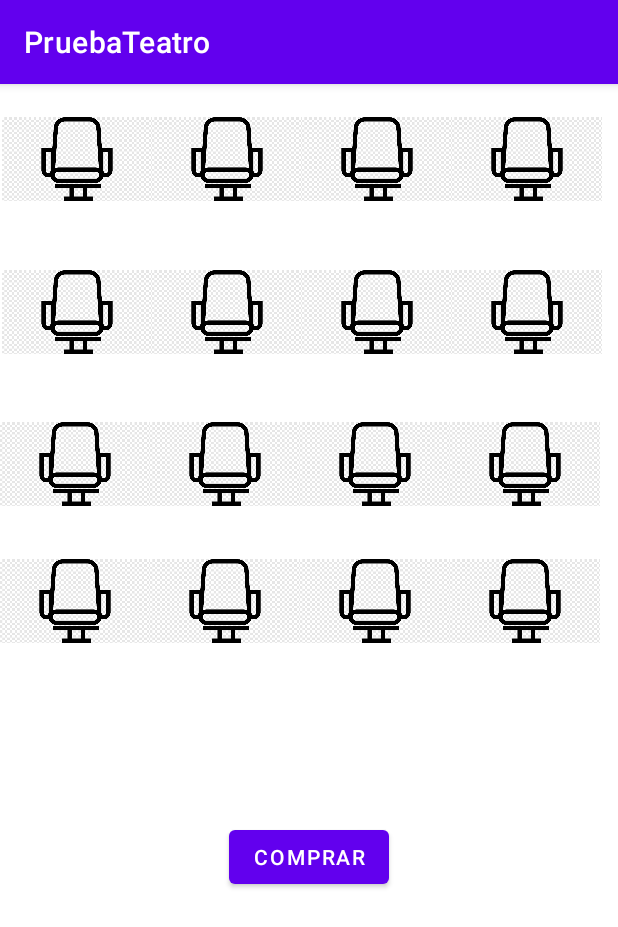
After one commit to joselewis/ProyectoKotlin, an Android app: the Butacas screen opened directly, with no data from a screen before it, on a phone screen of 412 x 824 dp. The commit adds this screen. Shown: the top 927 px of the screen. Run offline under Robolectric (Android 15) with nearby library versions, the phone set to English and light mode, and no system bars.

Commit message:
Butacas implementadas

```diff
--- a/app/build.gradle
+++ b/app/build.gradle
@@ -82,4 +82,7 @@ dependencies {
     implementation 'de.hdodenhof:circleimageview:3.1.0'
     implementation 'com.github.bumptech.glide:glide:4.12.0'
     annotationProcessor 'com.github.bumptech.glide:compiler:4.12.0'
+
+    ///////////////////////////////////////////////LOTTIE/////////////////////////////////////////
+    implementation 'com.airbnb.android:lottie:4.0.0'
 }
--- a/app/src/main/AndroidManifest.xml
+++ b/app/src/main/AndroidManifest.xml
@@ -25,6 +25,7 @@
         <activity android:name=".calendario" />
         <activity android:name=".compraTiquetes" />
         <activity android:name=".PreciosObra" />
+        <activity android:name=".Butacas" />
     </application>
 
 </manifest>
--- a/app/src/main/java/com/example/pruebateatro/PaginaPrincipal.kt
+++ b/app/src/main/java/com/example/pruebateatro/PaginaPrincipal.kt
@@ -46,7 +46,6 @@ import java.io.FileInputStream
 import java.io.FileNotFoundException
 
 class PaginaPrincipal : AppCompatActivity() {
-
 
     //Variables para realizar la conexión con la base de datos
     private lateinit var auth: FirebaseAuth
--- a/app/src/main/java/com/example/pruebateatro/adapter.kt
+++ b/app/src/main/java/com/example/pruebateatro/adapter.kt
@@ -71,7 +71,7 @@ class adapter : RecyclerView.Adapter<adapter.ViewHolder>()  {
             //Botón Comprar Entradas
             buttonButacas.setOnClickListener {
 
-                val intent = Intent( context, compraTiquetes::class.java)
+                val intent = Intent( context, Butacas::class.java)
                 intent.putExtra("idEmpresa", idEmpresa)
                 intent.putExtra("id", id)
                 intent.putExtra("calendario", calendario)
--- a/app/src/main/java/com/example/pruebateatro/calendario.kt
+++ b/app/src/main/java/com/example/pruebateatro/calendario.kt
@@ -31,7 +31,6 @@ class calendario : AppCompatActivity() {
             var mes = month + 1
             obtenerObras(mes.toString(), year.toString(), dayOfMonth)
         }
-        //mostrarDia()
     }
 
     fun setUpRecyclerView() {
@@ -41,7 +40,6 @@ class calendario : AppCompatActivity() {
         mRecyclerView.layoutManager = LinearLayoutManager(this)
         mAdapter.RecyclerAdapter(diaEvento, this)
         mRecyclerView.adapter = mAdapter
-
     }
 
     fun obtenerObras(mes: String, anno: String, dia: Int) {
--- a/app/src/main/java/com/example/pruebateatro/compraTiquetes.kt
+++ b/app/src/main/java/com/example/pruebateatro/compraTiquetes.kt
@@ -8,8 +8,5 @@ class compraTiquetes : AppCompatActivity() {
     override fun onCreate(savedInstanceState: Bundle?) {
         super.onCreate(savedInstanceState)
         setContentView(R.layout.compra_tiquetes)
-
     }
-
-
 }
--- /dev/null
+++ b/app/src/main/res/layout/butacas_activity.xml
@@ -0,0 +1,158 @@
+<?xml version="1.0" encoding="utf-8"?>
+<androidx.constraintlayout.widget.ConstraintLayout xmlns:android="http://schemas.android.com/apk/res/android"
+    xmlns:app="http://schemas.android.com/apk/res-auto"
+    xmlns:tools="http://schemas.android.com/tools"
+    android:layout_width="match_parent"
+    android:layout_height="match_parent">
+
+    <LinearLayout
+        android:id="@+id/linearLayout"
+        android:layout_width="410dp"
+        android:layout_height="102dp"
+        android:orientation="horizontal"
+        app:layout_constraintEnd_toEndOf="parent"
+        app:layout_constraintStart_toStartOf="parent"
+        app:layout_constraintTop_toTopOf="parent">
+
+        <com.airbnb.lottie.LottieAnimationView
+            android:id="@+id/imageViewButacaVacia1"
+            android:layout_width="100dp"
+            android:layout_height="100dp"
+            app:srcCompat="@drawable/butaca" />
+        <com.airbnb.lottie.LottieAnimationView
+            android:id="@+id/imageViewButacaVacia2"
+            android:layout_width="100dp"
+            android:layout_height="100dp"
+            app:srcCompat="@drawable/butaca" />
+        <com.airbnb.lottie.LottieAnimationView
+            android:id="@+id/imageViewButacaVacia3"
+            android:layout_width="100dp"
+            android:layout_height="100dp"
+            app:srcCompat="@drawable/butaca" />
+        <com.airbnb.lottie.LottieAnimationView
+            android:id="@+id/imageViewButacaVacia4"
+            android:layout_width="100dp"
+            android:layout_height="100dp"
+            app:srcCompat="@drawable/butaca" />
+
+    </LinearLayout>
+
+    <LinearLayout
+        android:id="@+id/linearLayout3"
+        android:layout_width="410dp"
+        android:layout_height="101dp"
+        android:orientation="horizontal"
+        app:layout_constraintEnd_toEndOf="parent"
+        app:layout_constraintStart_toStartOf="parent"
+        app:layout_constraintTop_toBottomOf="@+id/linearLayout">
+
+        <com.airbnb.lottie.LottieAnimationView
+            android:id="@+id/imageViewButacaVacia5"
+            android:layout_width="100dp"
+            android:layout_height="100dp"
+            app:srcCompat="@drawable/butaca" />
+        <com.airbnb.lottie.LottieAnimationView
+            android:id="@+id/imageViewButacaVacia6"
+            android:layout_width="100dp"
+            android:layout_height="100dp"
+            app:srcCompat="@drawable/butaca" />
+        <com.airbnb.lottie.LottieAnimationView
+            android:id="@+id/imageViewButacaVacia7"
+            android:layout_width="100dp"
+            android:layout_height="100dp"
+            app:srcCompat="@drawable/butaca" />
+        <com.airbnb.lottie.LottieAnimationView
+            android:id="@+id/imageViewButacaVacia8"
+            android:layout_width="100dp"
+            android:layout_height="100dp"
+            app:srcCompat="@drawable/butaca" />
+    </LinearLayout>
+
+    <LinearLayout
+        android:id="@+id/linearLayout4"
+        android:layout_width="0dp"
+        android:layout_height="91dp"
+        android:orientation="horizontal"
+        app:layout_constraintEnd_toEndOf="parent"
+        app:layout_constraintStart_toStartOf="parent"
+        app:layout_constraintTop_toBottomOf="@+id/linearLayout3">
+
+        <com.airbnb.lottie.LottieAnimationView
+            android:id="@+id/imageViewButacaVacia9"
+            android:layout_width="100dp"
+            android:layout_height="100dp"
+            app:srcCompat="@drawable/butaca" />
+        <com.airbnb.lottie.LottieAnimationView
+            android:id="@+id/imageViewButacaVacia10"
+            android:layout_width="100dp"
+            android:layout_height="100dp"
+            app:srcCompat="@drawable/butaca" />
+        <com.airbnb.lottie.LottieAnimationView
+            android:id="@+id/imageViewButacaVacia11"
+            android:layout_width="100dp"
+            android:layout_height="100dp"
+            app:srcCompat="@drawable/butaca" />
+        <com.airbnb.lottie.LottieAnimationView
+            android:id="@+id/imageViewButacaVacia12"
+            android:layout_width="100dp"
+            android:layout_height="100dp"
+            app:srcCompat="@drawable/butaca" />
+
+    </LinearLayout>
+
+    <LinearLayout
+        android:id="@+id/linearLayout5"
+        android:layout_width="0dp"
+        android:layout_height="92dp"
+        android:orientation="horizontal"
+        app:layout_constraintEnd_toEndOf="parent"
+        app:layout_constraintStart_toStartOf="parent"
+        app:layout_constraintTop_toBottomOf="@+id/linearLayout4">
+
+        <com.airbnb.lottie.LottieAnimationView
+            android:id="@+id/imageViewButacaVacia13"
+            android:layout_width="100dp"
+            android:layout_height="100dp"
+            app:srcCompat="@drawable/butaca" />
+
+        <com.airbnb.lottie.LottieAnimationView
+            android:id="@+id/imageViewButacaVacia14"
+            android:layout_width="100dp"
+            android:layout_height="100dp"
+            app:srcCompat="@drawable/butaca" />
+
+        <com.airbnb.lottie.LottieAnimationView
+            android:id="@+id/imageViewButacaVacia15"
+            android:layout_width="100dp"
+            android:layout_height="100dp"
+            app:srcCompat="@drawable/butaca" />
+
+        <com.airbnb.lottie.LottieAnimationView
+            android:id="@+id/imageViewButacaVacia16"
+            android:layout_width="100dp"
+            android:layout_height="100dp"
+            app:srcCompat="@drawable/butaca" />
+
+    </LinearLayout>
+
+    <TextView
+        android:id="@+id/textViewButacasEscogidas"
+        android:layout_width="wrap_content"
+        android:layout_height="wrap_content"
+        android:layout_marginTop="36dp"
+        android:textColor="#000000"
+        android:textSize="24dp"
+        app:layout_constraintEnd_toEndOf="parent"
+        app:layout_constraintStart_toStartOf="parent"
+        app:layout_constraintTop_toBottomOf="@+id/linearLayout5" />
+
+    <Button
+        android:id="@+id/buttonComprarEntradas"
+        android:layout_width="wrap_content"
+        android:layout_height="wrap_content"
+        android:layout_marginTop="36dp"
+        android:text="Comprar"
+        app:layout_constraintEnd_toEndOf="parent"
+        app:layout_constraintStart_toStartOf="parent"
+        app:layout_constraintTop_toBottomOf="@+id/textViewButacasEscogidas" />
+</androidx.constraintlayout.widget.ConstraintLayout>
```
Also changed, not shown: app/src/main/java/com/example/pruebateatro/Butacas.kt (added, +151 -0 lines), app/src/main/res/raw/success.json (added, +1 -0 lines), app/src/main/res/drawable-v24/butaca.png (added).
